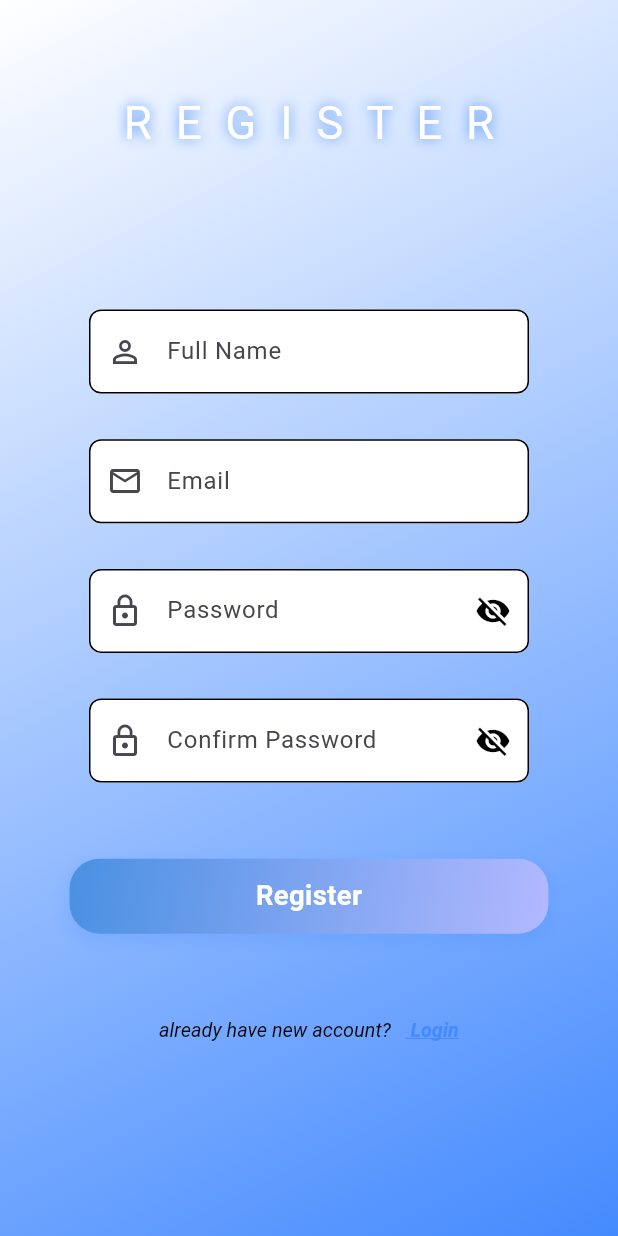
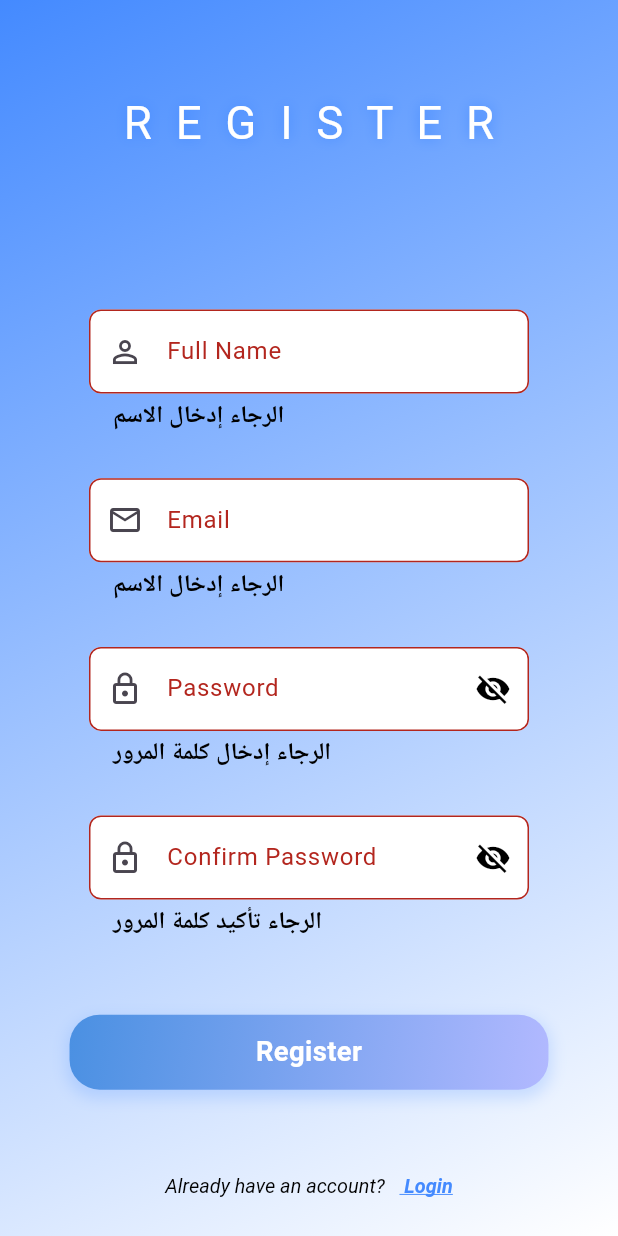
Before and after one commit to jafardaw/madSolutionTraning, a Flutter app: the RegisterView screen opened by its route, after a tap on "Register", on a phone screen of 412 x 824 dp. Run offline on Flutter 3.47's test engine with Material 3 defaults, Android fonts, the phone set to English and light mode, and no system bars; drawn by our look-alikes of animated_text_kit, flutter_animate; our stand-ins replace flutter_screenutil, go_router, lottie; Roboto replaces fonts that are missing (Calibri); project files that could hold a hidden picture were left out.

Commit message:
refactor vlidation and complet register and refactor

```diff
--- /dev/null
+++ b/devtools_options.yaml
@@ -0,0 +1,3 @@
+description: This file stores settings for Dart & Flutter DevTools.
+documentation: https://docs.flutter.dev/tools/devtools/extensions#configure-extension-enablement-states
+extensions:
--- a/lib/Feture/Auth/presentation/veiw/register_view.dart
+++ b/lib/Feture/Auth/presentation/veiw/register_view.dart
@@ -1,16 +1,25 @@
-import 'package:animated_text_kit/animated_text_kit.dart';
 import 'package:flutter/material.dart';
-import 'package:flutter_animate/flutter_animate.dart';
 import 'package:flutter_screenutil/flutter_screenutil.dart';
-import 'package:go_router/go_router.dart';
-import 'package:madsolutionproject/Feture/Auth/presentation/veiw/widget/auth_redirect_text.dart';
+import 'package:madsolutionproject/Feture/Auth/presentation/veiw/widget/widget_rigester/login_redirect_text.dart';
+import 'package:madsolutionproject/Feture/Auth/presentation/veiw/widget/widget_rigester/register_animated_text.dart';
+import 'package:madsolutionproject/Feture/Auth/presentation/veiw/widget/widget_rigester/register_button.dart';
+import 'package:madsolutionproject/Feture/Auth/presentation/veiw/widget/widget_rigester/register_fields.dart';
 import 'package:madsolutionproject/core/constant.dart';
-import 'package:madsolutionproject/core/utils/styel.dart';
-import 'package:madsolutionproject/core/widget/custom_botton.dart';
-import 'package:madsolutionproject/core/widget/custom_text_field.dart';
 
-class RegisterView extends StatelessWidget {
+class RegisterView extends StatefulWidget {
   const RegisterView({super.key});
+
+  @override
+  State<RegisterView> createState() => _RegisterViewState();
+}
+
+class _RegisterViewState extends State<RegisterView> {
+  final _formKey = GlobalKey<FormState>();
+  final TextEditingController fullNameController = TextEditingController();
+  final TextEditingController emailController = TextEditingController();
+  final TextEditingController passwordController = TextEditingController();
+  final TextEditingController confirmPasswordController =
+      TextEditingController();
 
   @override
   Widget build(BuildContext context) {
@@ -22,73 +31,32 @@ class RegisterView extends StatelessWidget {
           decoration: BoxDecoration(
             gradient: LinearGradient(
               colors: [colorWhite, colorBlue],
-              begin: Alignment.topLeft,
-              end: Alignment.bottomRight,
+              begin: Alignment.bottomRight,
+              end: Alignment.topLeft,
             ),
           ),
           child: Padding(
             padding: EdgeInsets.symmetric(horizontal: 24.w),
             child: SingleChildScrollView(
+              child: Form(
+                key: _formKey,
                 child: Column(
                   mainAxisAlignment: MainAxisAlignment.center,
                   children: [
-                  60.verticalSpace,
-                  Center(
-                    child: AnimatedTextKit(
-                      animatedTexts: [
-                        TypewriterAnimatedText(
-                          "R  E  G  I  S  T  E  R",
-                          speed: const Duration(milliseconds: 150),
-                          textStyle: AppTextStyles.calibri19NormalWhiteShadow
-                              .copyWith(fontSize: 30.sp),
+                    const RegisterAnimatedText(),
+                    RegisterFields(
+                      fullNameController: fullNameController,
+                      emailController: emailController,
+                      passwordController: passwordController,
+                      confirmPasswordController: confirmPasswordController,
                     ),
-                      ],
-                      totalRepeatCount: 1,
-                    ),
-                  ),
-                  100.verticalSpace,
-                  CustomTextField(
-                    hint: 'Full Name',
-                    label: const Text('Full Name'),
-                    hintText: 'Enter your full name',
-                    prefixIcon: const Icon(Icons.person_outline),
-                    obscureText: false,
-                  ).animate().fadeIn().slideX(begin: -0.2),
-                  30.verticalSpace,
-                  CustomTextField(
-                    hint: 'Email',
-                    label: const Text('Email'),
-                    hintText: 'Enter your email',
-                    prefixIcon: const Icon(Icons.email_outlined),
-                    obscureText: false,
-                  ).animate().fadeIn().slideX(begin: 0.2),
-                  30.verticalSpace,
-                  CustomTextField(
-                    hint: 'Password',
-                    label: const Text('Password'),
-                    hintText: 'Enter your password',
-                    prefixIcon: const Icon(Icons.lock_outline),
-                    obscureText: true,
-                  ).animate().fadeIn().slideX(begin: -0.2),
-                  30.verticalSpace,
-                  CustomTextField(
-                    hint: 'Confirm Password',
-                    label: const Text('Confirm Password'),
-                    hintText: 'Re-enter your password',
-                    prefixIcon: const Icon(Icons.lock_outline),
-                    obscureText: true,
-                  ).animate().fadeIn().slideX(begin: 0.2),
                     50.verticalSpace,
-                  CustomButton(text: 'Register', onTap: () {}),
+                    RegisterButton(formKey: _formKey),
                     40.verticalSpace,
-                  AuthRedirectText(
-                    alignmentGeometry: Alignment.center,
-                    message: "already have new account?   ",
-                    actionText: "Login",
-                    onTap: () {},
-                  ),
+                    const LoginRedirectText(),
                     40.verticalSpace,
                   ],
+                ),
               ),
             ),
           ),
--- /dev/null
+++ b/lib/Feture/Auth/presentation/veiw/widget/widget_rigester/login_redirect_text.dart
@@ -0,0 +1,19 @@
+import 'package:flutter/material.dart';
+import 'package:go_router/go_router.dart';
+import 'package:madsolutionproject/Feture/Auth/presentation/veiw/widget/auth_redirect_text.dart';
+
+class LoginRedirectText extends StatelessWidget {
+  const LoginRedirectText({super.key});
+
+  @override
+  Widget build(BuildContext context) {
+    return AuthRedirectText(
+      alignmentGeometry: Alignment.center,
+      message: "Already have an account?   ",
+      actionText: "Login",
+      onTap: () {
+        context.goNamed('login');
+      },
+    );
+  }
+}
--- /dev/null
+++ b/lib/Feture/Auth/presentation/veiw/widget/widget_rigester/register_animated_text.dart
@@ -0,0 +1,32 @@
+import 'package:animated_text_kit/animated_text_kit.dart';
+import 'package:flutter/material.dart';
+import 'package:flutter_screenutil/flutter_screenutil.dart';
+import 'package:madsolutionproject/core/utils/styel.dart';
+
+class RegisterAnimatedText extends StatelessWidget {
+  const RegisterAnimatedText({super.key});
+
+  @override
+  Widget build(BuildContext context) {
+    return Column(
+      children: [
+        60.verticalSpace,
+        Center(
+          child: AnimatedTextKit(
+            animatedTexts: [
+              TypewriterAnimatedText(
+                "R  E  G  I  S  T  E  R",
+                speed: const Duration(milliseconds: 150),
+                textStyle: AppTextStyles.calibri19NormalWhiteShadow.copyWith(
+                  fontSize: 30.sp,
+                ),
+              ),
+            ],
+            totalRepeatCount: 1,
+          ),
+        ),
+        100.verticalSpace,
+      ],
+    );
+  }
+}
--- /dev/null
+++ b/lib/Feture/Auth/presentation/veiw/widget/widget_rigester/register_button.dart
@@ -0,0 +1,20 @@
+import 'package:flutter/material.dart';
+import 'package:madsolutionproject/core/widget/custom_botton.dart';
+
+class RegisterButton extends StatelessWidget {
+  final GlobalKey<FormState> formKey;
+
+  const RegisterButton({super.key, required this.formKey});
+
+  @override
+  Widget build(BuildContext context) {
+    return CustomButton(
+      text: 'Register',
+      onTap: () {
+        if (formKey.currentState!.validate()) {
+          // تنفيذ العملية هنا
+        }
+      },
+    );
+  }
+}
--- /dev/null
+++ b/lib/Feture/Auth/presentation/veiw/widget/widget_rigester/register_fields.dart
@@ -0,0 +1,69 @@
+import 'package:flutter/material.dart';
+import 'package:flutter_animate/flutter_animate.dart';
+import 'package:flutter_screenutil/flutter_screenutil.dart';
+import 'package:madsolutionproject/core/utils/function/validation.dart';
+import 'package:madsolutionproject/core/widget/custom_text_field.dart';
+
+class RegisterFields extends StatelessWidget {
+  final TextEditingController fullNameController;
+  final TextEditingController emailController;
+  final TextEditingController passwordController;
+  final TextEditingController confirmPasswordController;
+
+  const RegisterFields({
+    super.key,
+    required this.fullNameController,
+    required this.emailController,
+    required this.passwordController,
+    required this.confirmPasswordController,
+  });
+
+  @override
+  Widget build(BuildContext context) {
+    return Column(
+      children: [
+        CustomTextField(
+          controller: fullNameController,
+          hint: 'Full Name',
+          label: const Text('Full Name'),
+          hintText: 'Enter your full name',
+          prefixIcon: const Icon(Icons.person_outline),
+          obscureText: false,
+          validator: (value) => validateName(value),
+        ).animate().fadeIn().slideX(begin: -0.2),
+        30.verticalSpace,
+        CustomTextField(
+          controller: emailController,
+          hint: 'Email',
+          label: const Text('Email'),
+          hintText: 'Enter your email',
+          prefixIcon: const Icon(Icons.email_outlined),
+          obscureText: false,
+          validator: (value) => validateName(value),
+        ).animate().fadeIn().slideX(begin: 0.2),
+        30.verticalSpace,
+        CustomTextField(
+          controller: passwordController,
+          hint: 'Password',
+          label: const Text('Password'),
+          hintText: 'Enter your password',
+          prefixIcon: const Icon(Icons.lock_outline),
+          obscureText: true,
+          validator: (value) => validatePassword(value),
+        ).animate().fadeIn().slideX(begin: -0.2),
+        30.verticalSpace,
+        CustomTextField(
+          controller: confirmPasswordController,
+          hint: 'Confirm Password',
+          label: const Text('Confirm Password'),
+          hintText: 'Re-enter your password',
+          prefixIcon: const Icon(Icons.lock_outline),
+          obscureText: true,
+          validator:
+              (value) =>
+                  validateConfirmPassword(value, passwordController.text),
+        ).animate().fadeIn().slideX(begin: 0.2),
+      ],
+    );
+  }
+}
--- a/lib/Feture/splash/splash_view.dart
+++ b/lib/Feture/splash/splash_view.dart
@@ -6,7 +6,6 @@ import 'package:go_router/go_router.dart';
 import 'package:lottie/lottie.dart';
 import 'package:madsolutionproject/core/constant.dart';
 import 'package:madsolutionproject/core/utils/styel.dart';
-import 'package:shimmer/shimmer.dart';
 
 class SplashView extends StatefulWidget {
   const SplashView({super.key});
@@ -20,6 +19,7 @@ class _SplashViewState extends State<SplashView> {
   void initState() {
     super.initState();
     Future.delayed(const Duration(seconds: 5), () {
+      // ignore: use_build_context_synchronously
       context.goNamed('login');
     });
   }
@@ -52,7 +52,7 @@ class _AnimatedText extends StatelessWidget {
     return SizedBox(
           height: 50.h,
           child: DefaultTextStyle(
-            style: AppTextStyles.calibri14RegularGrey300.copyWith(
+            style: AppTextStyles.calibri16BoldWhite.copyWith(
               color: const Color.fromARGB(255, 68, 106, 173),
             ),
             child: AnimatedTextKit(
--- /dev/null
+++ b/lib/core/utils/function/validation.dart
@@ -0,0 +1,56 @@
+String? validateEmail(String? value) {
+  if (value == null || value.isEmpty) {
+    return 'الرجاء إدخال البريد الإلكتروني';
+  }
+  if (!RegExp(r'\S+@\S+\.\S+').hasMatch(value)) {
+    return 'بريد إلكتروني غير صالح';
+  }
+  return null;
+}
+
+String? validatePassword(String? value) {
+  if (value == null || value.isEmpty) {
+    return 'الرجاء إدخال كلمة المرور';
+  }
+  if (value.length < 6) {
+    return 'كلمة المرور يجب أن تكون 6 أحرف على الأقل';
+  }
+  return null;
+}
+
+String? validateConfirmPassword(String? value, String password) {
+  if (value == null || value.isEmpty) {
+    return 'الرجاء تأكيد كلمة المرور';
+  }
+  if (value != password) {
+    return 'كلمتا المرور غير متطابقتين';
+  }
+  return null;
+}
+
+String? validateName(String? value) {
+  if (value == null || value.trim().isEmpty) {
+    return 'الرجاء إدخال الاسم';
+  }
+  if (value.length < 2) {
+    return 'الاسم قصير جداً';
+  }
+  return null;
+}
+
+String? validatePhone(String? value) {
+  if (value == null || value.isEmpty) {
+    return 'الرجاء إدخال رقم الهاتف';
+  }
+  if (!RegExp(r'^\+?[0-9]{9,15}$').hasMatch(value)) {
+    return 'رقم الهاتف غير صالح';
+  }
+  return null;
+}
+
+String? validateRequired(String? value, [String fieldName = 'هذا الحقل']) {
+  if (value == null || value.trim().isEmpty) {
+    return 'الرجاء إدخال $fieldName';
+  }
+  return null;
+}
--- a/lib/core/widget/custom_botton.dart
+++ b/lib/core/widget/custom_botton.dart
@@ -29,6 +29,7 @@ class CustomButton extends StatelessWidget {
                 ),
                 boxShadow: [
                   BoxShadow(
+                    // ignore: deprecated_member_use
                     color: Colors.blueAccent.withOpacity(0.2),
                     spreadRadius: 2,
                     blurRadius: 8,
--- a/lib/core/widget/custom_text_field.dart
+++ b/lib/core/widget/custom_text_field.dart
@@ -48,10 +48,10 @@ class CustomTextField extends StatefulWidget {
   });
 
   @override
-  _CustomTextFieldState createState() => _CustomTextFieldState();
+  CustomTextFieldState createState() => CustomTextFieldState();
 }
 
-class _CustomTextFieldState extends State<CustomTextField> {
+class CustomTextFieldState extends State<CustomTextField> {
   bool _showPassword = false;
 
   @override
```
Also changed, not shown: lib/Feture/Auth/presentation/veiw/login_view.dart (+29 -64 lines), lib/Feture/Auth/presentation/veiw/widget/animated_logine_txt.dart (added, +32 -0 lines), lib/Feture/Auth/presentation/veiw/widget/forgot_password_text.dart (added, +15 -0 lines), lib/Feture/Auth/presentation/veiw/widget/login_button.dart (added, +21 -0 lines), lib/Feture/Auth/presentation/veiw/widget/login_fields.dart (added, +44 -0 lines), lib/Feture/Auth/presentation/veiw/widget/widget_rigester/register_redirect_text.dart (added, +25 -0 lines), lib/Feture/splash/widget/test.dart (added, +10 -0 lines), lib/core/utils/function/sh.dart (added, +138 -0 lines), web_entrypoint.dart (added). Lines whose indentation alone changed are shown as unchanged.
